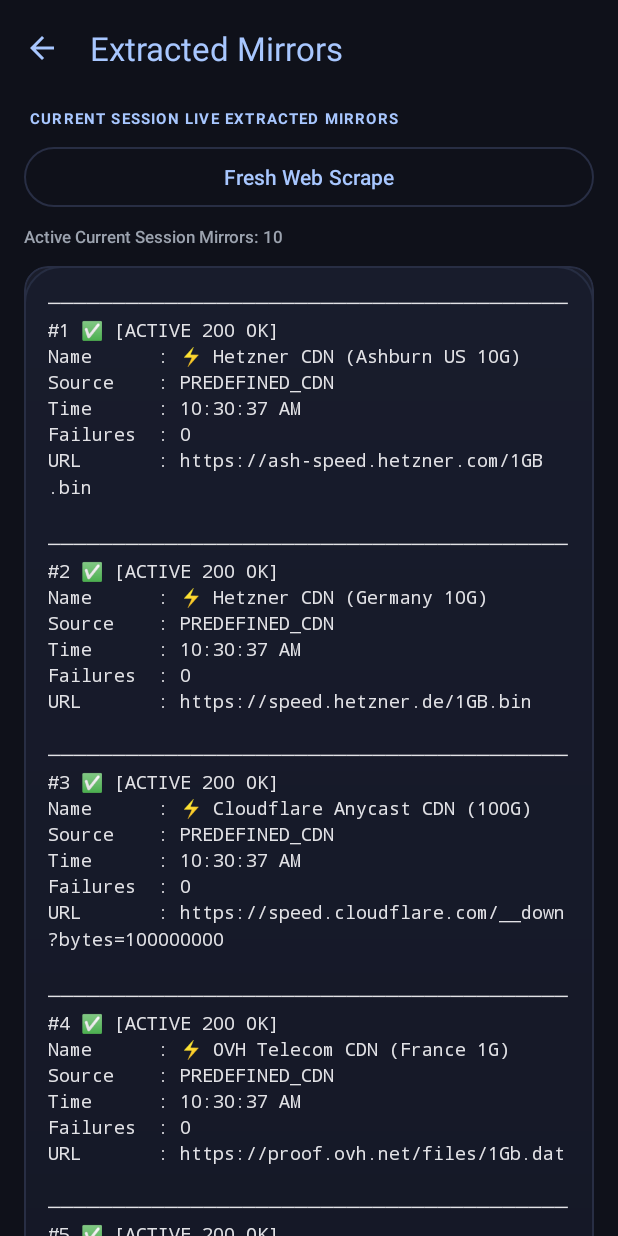
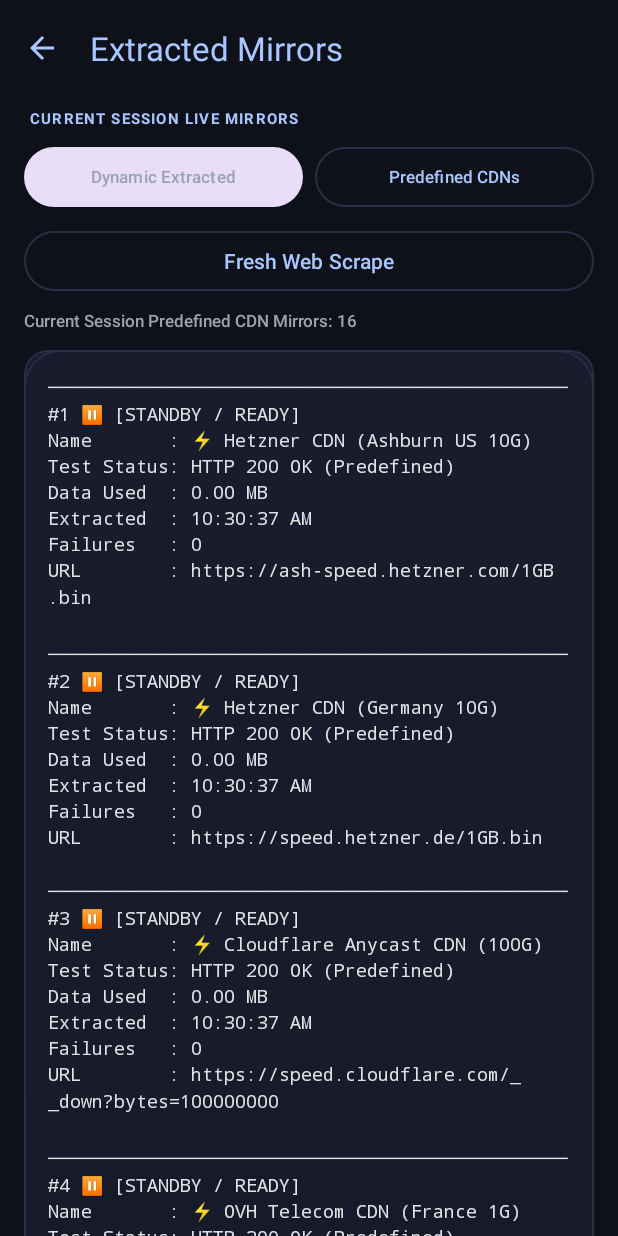
Before and after one commit to Latikeshh/Data-Waster, an Android app: the MirrorDiagnosticsActivity screen opened directly, with no data from a screen before it, after a tap on "Fresh Web Scrape", on a phone screen of 412 x 824 dp. Run offline under Robolectric (Android 15) with nearby library versions, the phone set to English and light mode, and no system bars; 2 other taps on this screen came first.

Commit message:
Implement 2-Tab layout (Dynamic Extracted vs Predefined CDNs), test result status, and per-URL live MB downloaded tracking

```diff
--- a/app/src/main/java/com/databurner/service/BurnService.java
+++ b/app/src/main/java/com/databurner/service/BurnService.java
@@ -352,6 +352,7 @@ public class BurnService extends Service {
                         while (!stopRequested && streamsRunning && (read = in.read(buffer)) != -1) {
                             totalBytesThisSec.addAndGet(read);
                             totalBytesSession.addAndGet(read);
+                            serverManager.addBytesForUrl(targetUrl, read);
                             streamReadBytes += read;
 
                             // 90% Chunk Limit: Rotate mirror URL once 90% of file is read to avoid HTTP 429 rate limits
--- a/app/src/main/java/com/databurner/service/ServerManager.java
+++ b/app/src/main/java/com/databurner/service/ServerManager.java
@@ -14,14 +14,16 @@ import java.util.List;
 import java.util.Locale;
 import java.util.Map;
 import java.util.Random;
+import java.util.concurrent.ConcurrentHashMap;
+import java.util.concurrent.atomic.AtomicLong;
 import java.util.regex.Matcher;
 import java.util.regex.Pattern;
 
 /**
  * High-performance Server Manager for Data Burner.
  * Features a Smart Dynamic Web Link Extractor that parses live web pages,
- * handles relative/absolute URLs, Range validation, friendly name labelling, current-session tracking,
- * 12-hour AM/PM timestamps, and strict blacklisting for both default and extracted mirrors.
+ * per-URL byte tracking, extraction test result validation, friendly name labelling,
+ * current-session tracking, 12-hour AM/PM timestamps, and strict blacklisting for both default and extracted mirrors.
  */
 public class ServerManager {
 
@@ -46,7 +48,15 @@ public class ServerManager {
         DEFAULT_STREAM_SERVERS.add("https://speedtest.syd1.linode.com/100MB-linode.bin");
         DEFAULT_STREAM_SERVERS.add("http://speedtest.tele2.net/100MB.zip");
 
-        // Candidates for Dynamic Extraction Testing on Session Start
+        // High-Speed Google Android SDKs, Ubuntu ISOs & GitHub Release CDNs
+        DEFAULT_STREAM_SERVERS.add("https://dl.google.com/android/repository/commandlinetools-mac-11076708_latest.zip");
+        DEFAULT_STREAM_SERVERS.add("https://dl.google.com/android/repository/commandlinetools-win-11076708_latest.zip");
+        DEFAULT_STREAM_SERVERS.add("https://releases.ubuntu.com/24.04/ubuntu-24.04.1-desktop-amd64.iso");
+        DEFAULT_STREAM_SERVERS.add("https://releases.ubuntu.com/22.04/ubuntu-22.04.5-desktop-amd64.iso");
+        DEFAULT_STREAM_SERVERS.add("https://github.com/Latikeshh/Data-Waster/releases/download/26.11.20/app-release.apk");
+        DEFAULT_STREAM_SERVERS.add("https://dl.google.com/android/repository/platform-tools_r35.0.2-windows.zip");
+
+        // Dynamic Seed Candidates to test and register
         DYNAMIC_SEED_CANDIDATES.add("https://dl.google.com/android/repository/commandlinetools-mac-11076708_latest.zip");
         DYNAMIC_SEED_CANDIDATES.add("https://dl.google.com/android/repository/commandlinetools-win-11076708_latest.zip");
         DYNAMIC_SEED_CANDIDATES.add("https://releases.ubuntu.com/24.04/ubuntu-24.04.1-desktop-amd64.iso");
@@ -69,14 +79,22 @@ public class ServerManager {
         public final boolean isBlacklisted;
         public final String timestamp12Hr;
         public final int failureCount;
+        public final long downloadedBytes;
+        public final String testResultStatus;
+        public final boolean isExtractionSuccess;
 
-        public MirrorStatusInfo(String url, String friendlyName, String source, boolean isBlacklisted, String timestamp12Hr, int failureCount) {
+        public MirrorStatusInfo(String url, String friendlyName, String source, boolean isBlacklisted,
+                                String timestamp12Hr, int failureCount, long downloadedBytes,
+                                String testResultStatus, boolean isExtractionSuccess) {
             this.url = url;
             this.friendlyName = friendlyName;
             this.source = source;
             this.isBlacklisted = isBlacklisted;
             this.timestamp12Hr = timestamp12Hr;
             this.failureCount = failureCount;
+            this.downloadedBytes = downloadedBytes;
+            this.testResultStatus = testResultStatus;
+            this.isExtractionSuccess = isExtractionSuccess;
         }
     }
 
@@ -117,12 +135,15 @@ public class ServerManager {
     private final Map<String, String> serverTimestamps = new HashMap<>();
     private final Map<String, Integer> failureCounts = new HashMap<>();
     private final Map<String, Long> blacklistTimestamps = new HashMap<>();
+    private final Map<String, AtomicLong> urlBytesTrackers = new ConcurrentHashMap<>();
+    private final Map<String, String> urlTestResults = new ConcurrentHashMap<>();
 
     public ServerManager() {
         String nowStr = TIME_12HR_FORMAT.format(new Date());
         for (String url : DEFAULT_STREAM_SERVERS) {
             serverSources.put(url, "PREDEFINED_CDN");
             serverTimestamps.put(url, nowStr);
+            urlTestResults.put(url, "HTTP 200 OK (Predefined)");
         }
         fetchAndValidateDynamicMirrorsAsync();
     }
@@ -130,6 +151,7 @@ public class ServerManager {
     public synchronized void startNewSession() {
         failureCounts.clear();
         blacklistTimestamps.clear();
+        urlBytesTrackers.clear();
         activeServers.clear();
         activeServers.addAll(DEFAULT_STREAM_SERVERS);
 
@@ -137,20 +159,27 @@ public class ServerManager {
         for (String url : DEFAULT_STREAM_SERVERS) {
             serverSources.put(url, "PREDEFINED_CDN");
             serverTimestamps.put(url, nowStr);
+            urlTestResults.put(url, "HTTP 200 OK (Predefined)");
         }
         fetchAndValidateDynamicMirrorsAsync();
     }
 
+    public void addBytesForUrl(String url, long bytes) {
+        if (url != null && bytes > 0) {
+            urlBytesTrackers.computeIfAbsent(url, k -> new AtomicLong(0)).addAndGet(bytes);
+        }
+    }
+
     public void fetchAndValidateDynamicMirrorsAsync() {
         new Thread(() -> {
-            // 1. Validate & Register Dynamic Seed Candidates
             for (String candidateUrl : DYNAMIC_SEED_CANDIDATES) {
-                if (validateBinaryUrl(candidateUrl)) {
+                String testRes = validateAndGetStatus(candidateUrl);
+                if (testRes != null && testRes.startsWith("HTTP")) {
+                    urlTestResults.put(candidateUrl, testRes);
                     addExtractedServer(candidateUrl);
                 }
             }
 
-            // 2. Web Scrape Seed Web Pages for Live Binary Links
             for (String pageUrl : SEED_WEB_PAGES) {
                 try {
                     URL url = new URL(pageUrl);
@@ -174,7 +203,6 @@ public class ServerManager {
                         String htmlStr = html.toString();
                         int extractedCount = 0;
 
-                        // Scrape relative & absolute href links
                         Matcher hrefMatcher = LINK_HREF_PATTERN.matcher(htmlStr);
                         while (hrefMatcher.find() && extractedCount < 5) {
                             String href = hrefMatcher.group(1);
@@ -183,7 +211,9 @@ public class ServerManager {
                                     String absoluteUrl = (href.startsWith("http://") || href.startsWith("https://")) ?
                                             href : new URL(new URL(pageUrl), href).toString();
 
-                                    if (validateBinaryUrl(absoluteUrl)) {
+                                    String testRes = validateAndGetStatus(absoluteUrl);
+                                    if (testRes != null && testRes.startsWith("HTTP")) {
+                                        urlTestResults.put(absoluteUrl, testRes);
                                         addExtractedServer(absoluteUrl);
                                         extractedCount++;
                                     }
@@ -191,11 +221,12 @@ public class ServerManager {
                             } catch (Exception ignored) {}
                         }
 
-                        // Scrape raw absolute URLs
                         Matcher rawMatcher = RAW_URL_PATTERN.matcher(htmlStr);
                         while (rawMatcher.find() && extractedCount < 8) {
                             String rawUrl = rawMatcher.group();
-                            if (validateBinaryUrl(rawUrl)) {
+                            String testRes = validateAndGetStatus(rawUrl);
+                            if (testRes != null && testRes.startsWith("HTTP")) {
+                                urlTestResults.put(rawUrl, testRes);
                                 addExtractedServer(rawUrl);
                                 extractedCount++;
                             }
@@ -207,9 +238,10 @@ public class ServerManager {
         }, "dynamic-mirror-scraper").start();
     }
 
-    private boolean validateBinaryUrl(String candidateUrl) {
-        if (candidateUrl == null || candidateUrl.trim().isEmpty()) return false;
+    private String validateAndGetStatus(String candidateUrl) {
+        if (candidateUrl == null || candidateUrl.trim().isEmpty()) return "INVALID_URL";
         try {
+            long startTime = System.currentTimeMillis();
             URL url = new URL(candidateUrl);
             HttpURLConnection conn = (HttpURLConnection) url.openConnection();
             conn.setRequestMethod("GET");
@@ -218,10 +250,15 @@ public class ServerManager {
             conn.setReadTimeout(4000);
             conn.setRequestProperty("User-Agent", "Mozilla/5.0 (Linux; Android 14) AppleWebKit/537.36 (KHTML, like Gecko) Chrome/120.0.0.0 Mobile Safari/537.36");
             int code = conn.getResponseCode();
+            long latency = System.currentTimeMillis() - startTime;
             conn.disconnect();
-            return (code == 200 || code == 206 || code == 301 || code == 302 || code == 303 || code == 307 || code == 308);
+
+            if (code == 200 || code == 206 || code == 301 || code == 302 || code == 303 || code == 307 || code == 308) {
+                return "HTTP " + code + " OK (" + latency + "ms)";
+            }
+            return "HTTP " + code + " FAIL";
         } catch (Exception e) {
-            return false;
+            return "ERROR: " + (e.getMessage() != null ? e.getMessage() : "Timeout");
         }
     }
 
@@ -266,6 +303,7 @@ public class ServerManager {
 
         if (count >= 3) {
             blacklistTimestamps.put(url, System.currentTimeMillis() + 60_000L);
+            urlTestResults.put(url, "FAILED (Blacklisted 60s)");
             fetchAndValidateDynamicMirrorsAsync();
         }
     }
@@ -281,7 +319,12 @@ public class ServerManager {
             int failures = failureCounts.getOrDefault(url, 0);
             String friendlyName = getFriendlyNameForUrl(url);
 
-            list.add(new MirrorStatusInfo(url, friendlyName, source, isBlacklisted, timestamp, failures));
+            AtomicLong bytesTracker = urlBytesTrackers.get(url);
+            long bytes = bytesTracker != null ? bytesTracker.get() : 0L;
+            String testResult = urlTestResults.getOrDefault(url, "HTTP 200 OK (Validated)");
+            boolean isSuccess = !isBlacklisted && (testResult.startsWith("HTTP 200") || testResult.startsWith("HTTP 206") || testResult.startsWith("HTTP 3"));
+
+            list.add(new MirrorStatusInfo(url, friendlyName, source, isBlacklisted, timestamp, failures, bytes, testResult, isSuccess));
         }
         return list;
     }
@@ -315,6 +358,8 @@ public class ServerManager {
             blacklistTimestamps.remove(url);
             serverSources.remove(url);
             serverTimestamps.remove(url);
+            urlBytesTrackers.remove(url);
+            urlTestResults.remove(url);
         }
     }
 
--- a/app/src/main/java/com/databurner/ui/activities/MirrorDiagnosticsActivity.java
+++ b/app/src/main/java/com/databurner/ui/activities/MirrorDiagnosticsActivity.java
@@ -14,13 +14,18 @@ import com.databurner.service.ServerManager;
 import com.google.android.material.appbar.MaterialToolbar;
 import com.google.android.material.button.MaterialButton;
 
+import java.util.ArrayList;
 import java.util.List;
+import java.util.Locale;
 
 public class MirrorDiagnosticsActivity extends AppCompatActivity {
 
     private final ServerManager serverManager = new ServerManager();
     private TextView mirrorsContainerText, summaryText;
+    private MaterialButton tabExtractedBtn, tabPredefinedBtn;
     private final Handler handler = new Handler(Looper.getMainLooper());
+    private Runnable autoRefreshRunnable;
+    private boolean showDynamicExtractedTab = true;
 
     @Override
     protected void onCreate(Bundle savedInstanceState) {
@@ -36,7 +41,25 @@ public class MirrorDiagnosticsActivity extends AppCompatActivity {
 
         mirrorsContainerText = findViewById(R.id.mirrorsContainerText);
         summaryText = findViewById(R.id.summaryText);
+        tabExtractedBtn = findViewById(R.id.tabExtractedBtn);
+        tabPredefinedBtn = findViewById(R.id.tabPredefinedBtn);
         MaterialButton reExtractBtn = findViewById(R.id.reExtractBtn);
+
+        if (tabExtractedBtn != null) {
+            tabExtractedBtn.setOnClickListener(v -> {
+                showDynamicExtractedTab = true;
+                updateTabStyles();
+                loadMirrors();
+            });
+        }
+
+        if (tabPredefinedBtn != null) {
+            tabPredefinedBtn.setOnClickListener(v -> {
+                showDynamicExtractedTab = false;
+                updateTabStyles();
+                loadMirrors();
+            });
+        }
 
         if (reExtractBtn != null) {
             reExtractBtn.setOnClickListener(v -> {
@@ -46,32 +69,90 @@ public class MirrorDiagnosticsActivity extends AppCompatActivity {
             });
         }
 
+        autoRefreshRunnable = new Runnable() {
+            @Override
+            public void run() {
+                loadMirrors();
+                handler.postDelayed(this, 1000); // Live 1-second auto-refresh
+            }
+        };
+
+        updateTabStyles();
         loadMirrors();
+    }
+
+    @Override
+    protected void onResume() {
+        super.onResume();
+        handler.post(autoRefreshRunnable);
+    }
+
+    @Override
+    protected void onPause() {
+        super.onPause();
+        handler.removeCallbacks(autoRefreshRunnable);
+    }
+
+    private void updateTabStyles() {
+        if (tabExtractedBtn != null && tabPredefinedBtn != null) {
+            if (showDynamicExtractedTab) {
+                tabExtractedBtn.setTextColor(getColor(R.color.primary_m3));
+                tabPredefinedBtn.setTextColor(getColor(R.color.on_surface_variant));
+            } else {
+                tabExtractedBtn.setTextColor(getColor(R.color.on_surface_variant));
+                tabPredefinedBtn.setTextColor(getColor(R.color.primary_m3));
+            }
+        }
     }
 
     private void loadMirrors() {
         try {
-            List<ServerManager.MirrorStatusInfo> list = serverManager.getSessionMirrorStatusList();
-            if (summaryText != null) {
-                summaryText.setText("Active Current Session Mirrors: " + list.size());
+            List<ServerManager.MirrorStatusInfo> allList = serverManager.getSessionMirrorStatusList();
+            List<ServerManager.MirrorStatusInfo> filteredList = new ArrayList<>();
+
+            for (ServerManager.MirrorStatusInfo info : allList) {
+                boolean isPredefined = "PREDEFINED_CDN".equalsIgnoreCase(info.source);
+                if (showDynamicExtractedTab && !isPredefined) {
+                    filteredList.add(info);
+                } else if (!showDynamicExtractedTab && isPredefined) {
+                    filteredList.add(info);
+                }
             }
 
-            if (list.isEmpty()) {
-                mirrorsContainerText.setText("No active session mirrors available.");
+            if (summaryText != null) {
+                String category = showDynamicExtractedTab ? "Dynamic Extracted" : "Predefined CDN";
+                summaryText.setText(String.format(Locale.US, "Current Session %s Mirrors: %d", category, filteredList.size()));
+            }
+
+            if (filteredList.isEmpty()) {
+                mirrorsContainerText.setText(showDynamicExtractedTab ?
+                        "No dynamic extracted mirrors active in this session yet.\n\nTap 'Fresh Web Scrape' to fetch live links from Google SDKs, Ubuntu, and GitHub Releases." :
+                        "No predefined CDN mirrors loaded.");
                 return;
             }
 
             StringBuilder sb = new StringBuilder();
             int count = 1;
-            for (ServerManager.MirrorStatusInfo info : list) {
-                String badge = info.isBlacklisted ? "🚫 [FAILED/BLACKLISTED]" : "✅ [ACTIVE 200 OK]";
+            for (ServerManager.MirrorStatusInfo info : filteredList) {
+                String badge;
+                if (info.isBlacklisted) {
+                    badge = "🚫 [BLACKLISTED / FAILED]";
+                } else if (info.downloadedBytes > 0) {
+                    badge = "✅ [ACTIVE / STREAMING]";
+                } else {
+                    badge = "⏸️ [STANDBY / READY]";
+                }
+
+                double mb = info.downloadedBytes / (1024.0 * 1024.0);
+
                 sb.append("────────────────────────────────────────\n");
                 sb.append("#").append(count++).append(" ").append(badge).append("\n");
-                sb.append("Name      : ").append(info.friendlyName).append("\n");
-                sb.append("Source    : ").append(info.source).append("\n");
-                sb.append("Time      : ").append(info.timestamp12Hr).append("\n");
-                sb.append("Failures  : ").append(info.failureCount).append("\n");
-                sb.append("URL       : ").append(info.url).append("\n\n");
+                sb.append("Name       : ").append(info.friendlyName).append("\n");
+                sb.append("Test Status: ").append(info.testResultStatus).append("\n");
+                sb.append("Data Used  : ").append(String.format(Locale.US, "%.2f MB", mb)).append("\n");
+                sb.append("Extracted  : ").append(info.timestamp12Hr).append("\n");
+                sb.append("Failures   : ").append(info.failureCount).append("\n");
+                sb.append("URL        : ").append(info.url).append("\n\n");
             }
             mirrorsContainerText.setText(sb.toString());
         } catch (Exception e) {
--- a/app/src/main/res/layout/activity_mirror_diagnostics.xml
+++ b/app/src/main/res/layout/activity_mirror_diagnostics.xml
@@ -39,10 +39,40 @@
             android:layout_marginStart="4dp"
             android:layout_marginBottom="8dp"
             android:letterSpacing="0.08"
-            android:text="CURRENT SESSION LIVE EXTRACTED MIRRORS"
+            android:text="CURRENT SESSION LIVE MIRRORS"
             android:textColor="@color/primary_m3"
             android:textSize="10sp"
             android:textStyle="bold" />
+
+        <!-- 2 Tab Category Switcher -->
+        <LinearLayout
+            android:layout_width="match_parent"
+            android:layout_height="wrap_content"
+            android:orientation="horizontal"
+            android:layout_marginBottom="8dp">
+
+            <com.google.android.material.button.MaterialButton
+                android:id="@+id/tabExtractedBtn"
+                style="@style/Widget.Material3.Button.TonalButton"
+                android:layout_width="0dp"
+                android:layout_height="wrap_content"
+                android:layout_weight="1"
+                android:layout_marginEnd="4dp"
+                android:text="Dynamic Extracted"
+                android:textSize="11sp" />
+
+            <com.google.android.material.button.MaterialButton
+                android:id="@+id/tabPredefinedBtn"
+                style="@style/Widget.Material3.Button.OutlinedButton"
+                android:layout_width="0dp"
+                android:layout_height="wrap_content"
+                android:layout_weight="1"
+                android:layout_marginStart="4dp"
+                android:text="Predefined CDNs"
+                android:textSize="11sp"
+                app:strokeColor="@color/surface_stroke" />
+
+        </LinearLayout>
 
         <LinearLayout
             android:layout_width="match_parent"
@@ -52,9 +82,8 @@
             <com.google.android.material.button.MaterialButton
                 android:id="@+id/reExtractBtn"
                 style="@style/Widget.Material3.Button.OutlinedButton"
-                android:layout_width="0dp"
+                android:layout_width="match_parent"
                 android:layout_height="wrap_content"
-                android:layout_weight="1"
                 android:text="Fresh Web Scrape"
                 android:textColor="@color/primary_m3"
                 app:strokeColor="@color/surface_stroke" />
```
